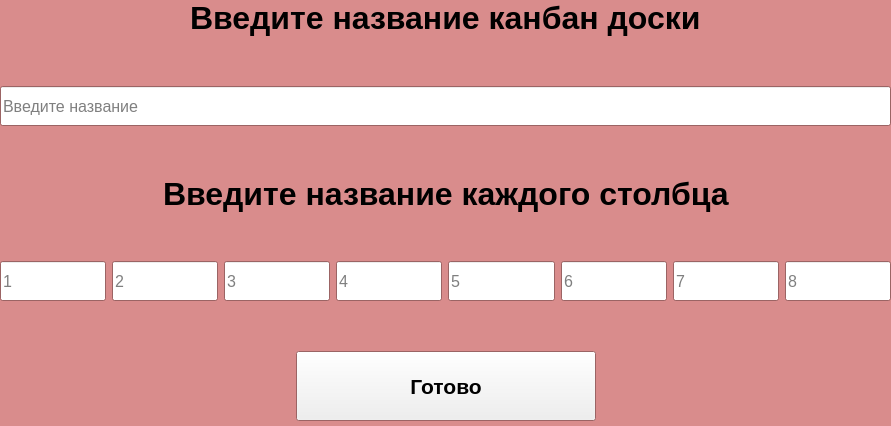
Above: create.ui from AnGREATern/kanbaner before the change. Below: the same form after it.
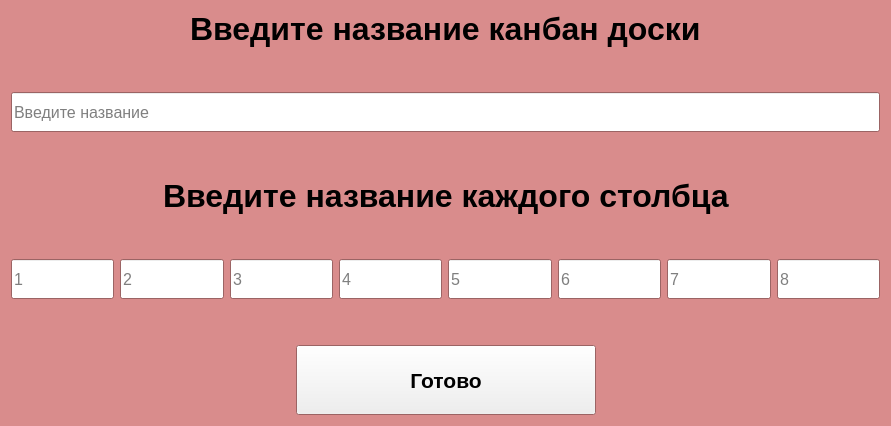
That is the form after the change.

Diff of the .ui file:
```diff
--- a/create.ui
+++ b/create.ui
@@ -86,19 +86,7 @@
   <property name="autoFillBackground">
    <bool>false</bool>
   </property>
-  <widget class="QWidget" name="verticalLayoutWidget">
-   <property name="geometry">
-    <rect>
-     <x>0</x>
-     <y>0</y>
-     <width>891</width>
-     <height>421</height>
-    </rect>
-   </property>
    <layout class="QVBoxLayout" name="verticalLayout">
-    <property name="sizeConstraint">
-     <enum>QLayout::SetDefaultConstraint</enum>
-    </property>
     <item>
      <layout class="QHBoxLayout" name="horizontalLayout_2">
       <item>
@@ -477,7 +465,6 @@
      </layout>
     </item>
    </layout>
-  </widget>
  </widget>
  <resources/>
  <connections/>
```
Lines whose indentation alone changed are shown as unchanged.
